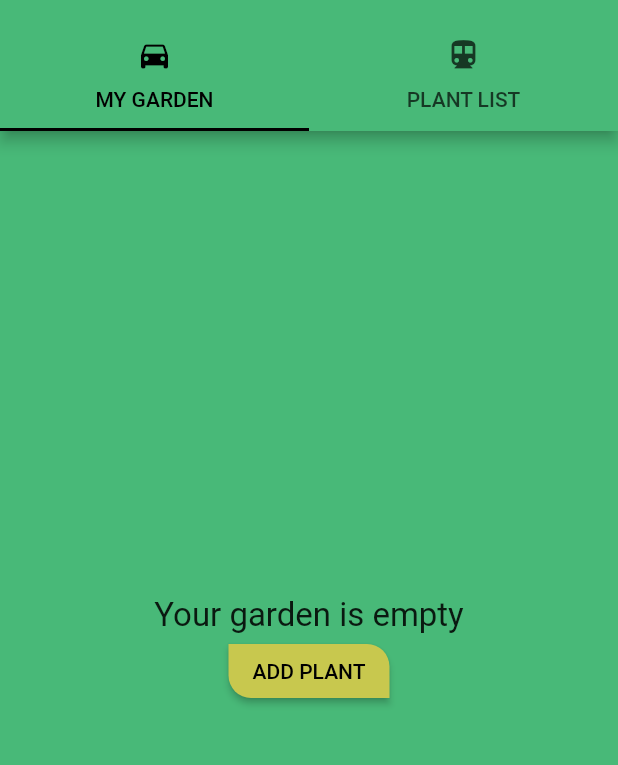
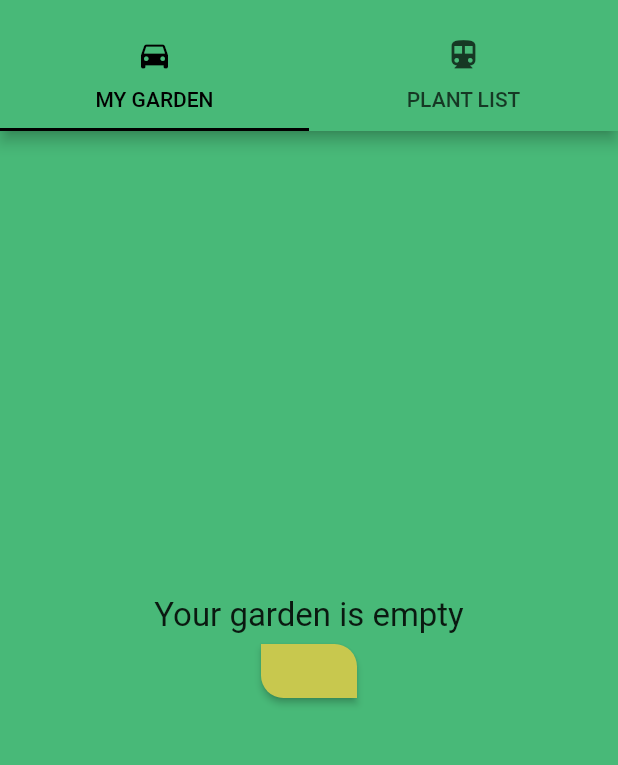
Before and after one commit to ParkJunSoung/flutter_sunflower, a Flutter app: the screen it shows after launch, on a phone screen of 412 x 824 dp, the part 64-829 px from its top. Run offline on Flutter 3.47's test engine with Material 2 defaults, Android fonts, the phone set to English and light mode, and no system bars.

Commit message:
Provider_PlatListPage.....

```diff
--- a/lib/ui/my_garden_page.dart
+++ b/lib/ui/my_garden_page.dart
@@ -23,7 +23,7 @@ class MyGardenPage extends StatelessWidget {
               //   MaterialPageRoute(builder: (context) => PlatListPage()),
               // );
             },
-            child: Text('ADD PLANT',style: TextStyle(color: Colors.black),),
+            // child: Text('ADD PLANT',style: TextStyle(color: Colors.black),),
             style: ButtonStyle(
                 backgroundColor: MaterialStateProperty.all(Color(0xffc8c84e)),
                 shape: MaterialStateProperty.all<RoundedRectangleBorder>(
```
